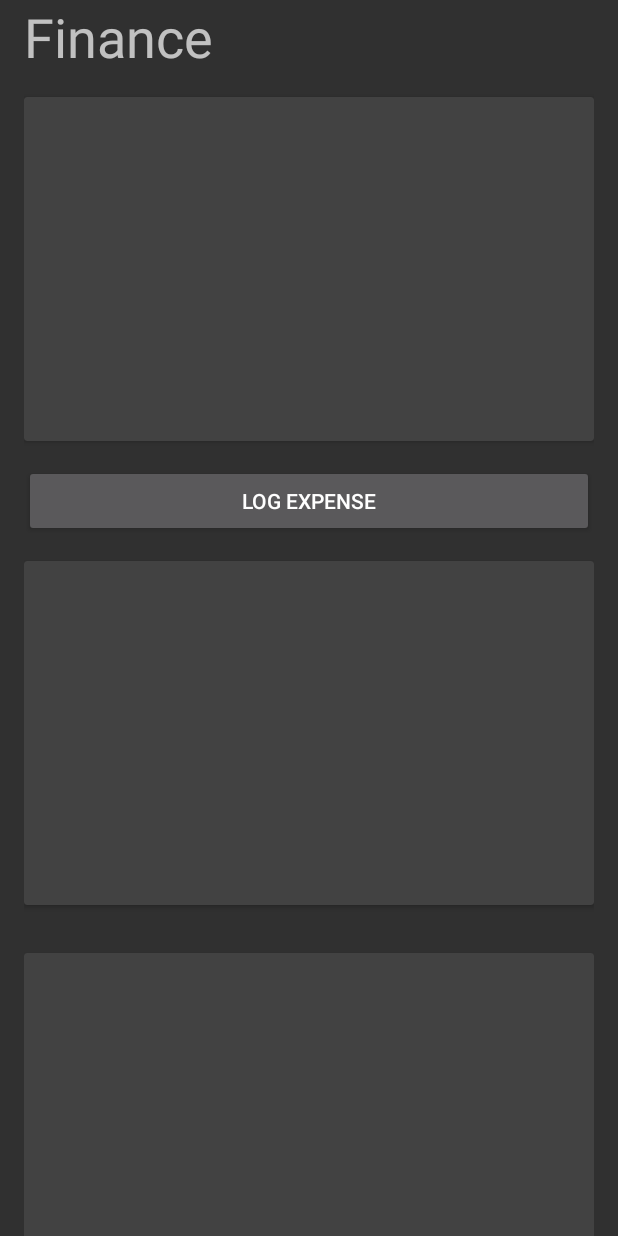
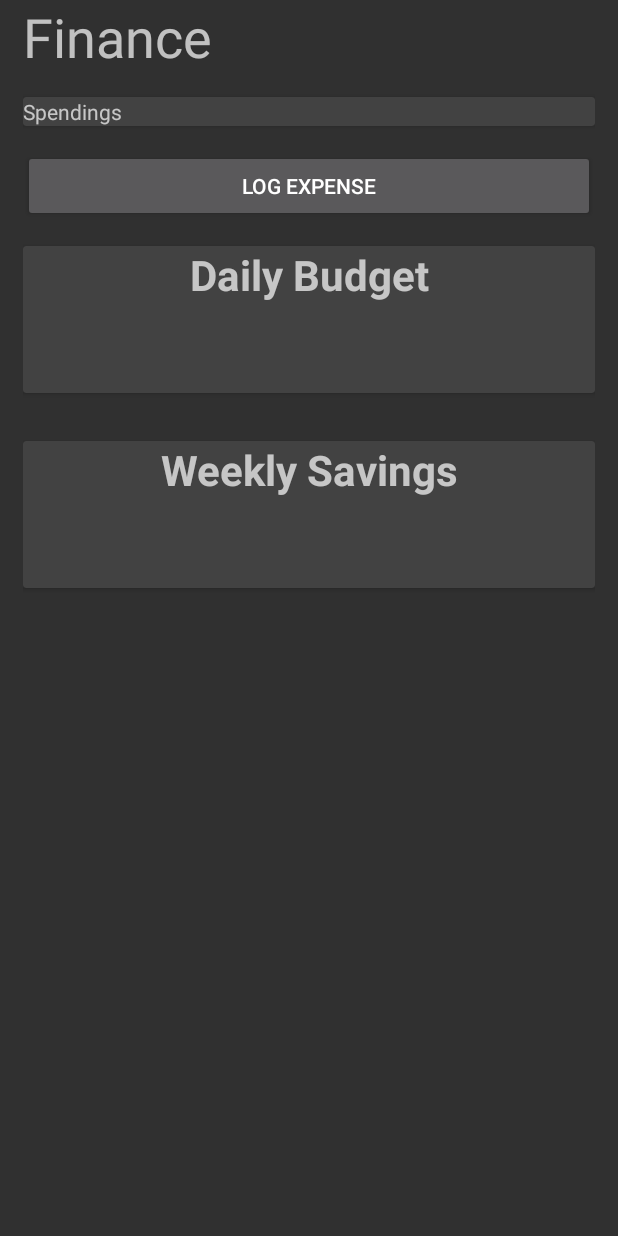
Before and after one commit to Coderman556/ANDECA2, an Android app: the FinanceHomepage screen opened directly, with no data from a screen before it, on a phone screen of 412 x 824 dp. Run offline under Robolectric (Android 15) with nearby library versions, the phone set to English and light mode, and no system bars.

```diff
--- a/app/build.gradle
+++ b/app/build.gradle
@@ -29,6 +29,8 @@ android {
 }
 
 dependencies {
+    implementation 'androidx.cardview:cardview:1.0.0'
+
     implementation 'de.hdodenhof:circleimageview:3.1.0' // for rounded image
     implementation 'androidx.appcompat:appcompat:1.6.1'
     implementation 'com.google.android.material:material:1.11.0'
--- a/app/src/main/res/layout/activity_finance_homepage.xml
+++ b/app/src/main/res/layout/activity_finance_homepage.xml
@@ -1,4 +1,3 @@
-<?xml version="1.0" encoding="utf-8"?>
 <androidx.constraintlayout.widget.ConstraintLayout xmlns:android="http://schemas.android.com/apk/res/android"
     xmlns:app="http://schemas.android.com/apk/res-auto"
     xmlns:tools="http://schemas.android.com/tools"
@@ -6,20 +5,21 @@
     android:layout_height="match_parent"
     tools:context=".FinanceHomepage">
 
+    <ScrollView        android:layout_width="match_parent"
+        android:layout_height="match_parent"
+        app:layout_constraintBottom_toBottomOf="parent"
+        app:layout_constraintEnd_toEndOf="parent"
+        app:layout_constraintStart_toStartOf="parent"
+        app:layout_constraintTop_toTopOf="parent">
+
         <LinearLayout
             android:layout_width="match_parent"
-        android:layout_height="match_parent"
-        android:layout_marginHorizontal="16dp"
-        android:orientation="vertical"
-        app:layout_constraintBottom_toBottomOf="parent"
-        app:layout_constraintEnd_toEndOf="parent"
-        app:layout_constraintHorizontal_bias="0.4"
-        app:layout_constraintStart_toStartOf="parent"
-        app:layout_constraintTop_toTopOf="parent"
-        app:layout_constraintVertical_bias="0.0">
+            android:layout_height="wrap_content"
+            android:layout_marginHorizontal="15dp"
+            android:orientation="vertical">
 
             <TextView
-            android:id="@+id/PageTitle"
+                android:id="@+id/pageTitle2"
                 android:layout_width="match_parent"
                 android:layout_height="wrap_content"
                 android:text="Finance"
@@ -28,13 +28,20 @@
             <androidx.cardview.widget.CardView
                 android:id="@+id/cvSpendings"
                 android:layout_width="match_parent"
-            android:layout_height="229dp"
+                android:layout_height="match_parent"
                 android:layout_marginVertical="16dp">
+
+                <TextView
+                    android:id="@+id/textView3"
+                    android:layout_width="wrap_content"
+                    android:layout_height="wrap_content"
+                    android:text="Spendings" />
+
 
             </androidx.cardview.widget.CardView>
 
             <Button
-            android:id="@+id/btnLogExpense"
+                android:id="@+id/btnLogExpense2"
                 android:layout_width="match_parent"
                 android:layout_height="wrap_content"
                 android:text="Log Expense" />
@@ -42,13 +49,34 @@
             <androidx.cardview.widget.CardView
                 android:id="@+id/cvDailyBudget"
                 android:layout_width="match_parent"
-            android:layout_height="229dp"
-            android:layout_marginVertical="16dp" />
+                android:layout_height="match_parent"
+                android:layout_marginVertical="16dp">
+
+                <TextView
+                    android:id="@+id/txtDailyBudget"
+                    android:layout_width="match_parent"
+                    android:layout_height="wrap_content"
+                    android:layout_marginBottom="60dp"
+                    android:text="Daily Budget"
+                    android:textAlignment="center"
+                    android:textSize="28sp"
+                    android:textStyle="bold" />
+            </androidx.cardview.widget.CardView>
 
             <androidx.cardview.widget.CardView
                 android:id="@+id/cvWeeklySavings"
                 android:layout_width="match_parent"
-            android:layout_height="229dp"
-            android:layout_marginVertical="16dp" />
-    </LinearLayout>
-</androidx.constraintlayout.widget.ConstraintLayout>
+                android:layout_height="wrap_content"
+                android:layout_marginVertical="16dp">
+
+                <TextView
+                    android:id="@+id/txtWeeklySavings"
+                    android:layout_width="match_parent"
+                    android:layout_height="wrap_content"
+                    android:layout_marginBottom="60dp"
+                    android:text="Weekly Savings"
+                    android:textAlignment="center"
+                    android:textSize="28sp"
+                    android:textStyle="bold" />
+            </androidx.cardview.widget.CardView>
+        </LinearLayout>    </ScrollView></androidx.constraintlayout.widget.ConstraintLayout>
```
Also changed, not shown: app/src/main/AndroidManifest.xml (+14 -0 lines), app/src/main/java/com/example/myapplication/DBHandler.java (added, +48 -0 lines), app/src/main/java/com/example/myapplication/FinanceBudget.java (added, +14 -0 lines), app/src/main/java/com/example/myapplication/FinanceSaving.java (added, +14 -0 lines), app/src/main/java/com/example/myapplication/FinanceTransaction.java (added, +53 -0 lines), app/src/main/res/layout/activity_finance_budget.xml (added, +9 -0 lines), app/src/main/res/layout/activity_finance_savings.xml (added, +56 -0 lines), gradle/wrapper/gradle-wrapper.properties. Lines whose indentation alone changed are shown as unchanged.
